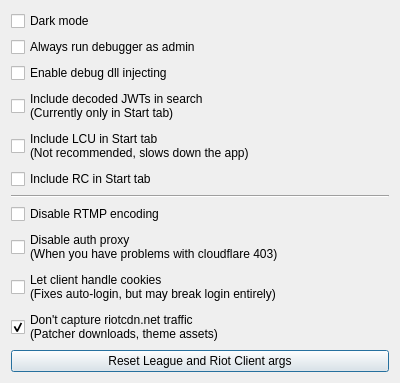
First picture: the form in LeagueClientDebugger/DebuggerOptions.ui, repository KebsCS/LeagueClientDebugger, before the edit.
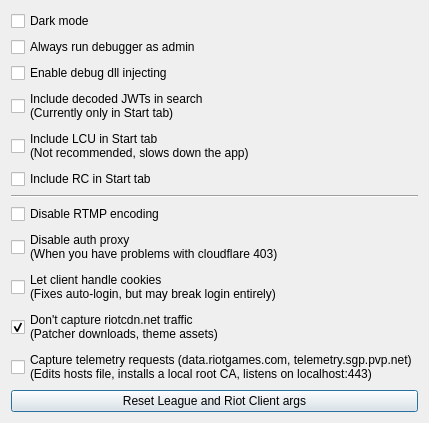
Second picture: the form after the edit.

Commit message: Add capture and decode of telemetry requests

What changed in the file:
```diff
--- a/LeagueClientDebugger/DebuggerOptions.ui
+++ b/LeagueClientDebugger/DebuggerOptions.ui
@@ -110,6 +110,14 @@
        </property>
       </widget>
      </item>
+     <item>
+      <widget class="QCheckBox" name="optionsSniProxy">
+       <property name="text">
+        <string>Capture telemetry requests (data.riotgames.com, telemetry.sgp.pvp.net)
+(Edits hosts file, installs a local root CA, listens on localhost:443)</string>
+       </property>
+      </widget>
+     </item>
      <item>
       <spacer name="spacer">
        <property name="orientation">
```
The commit also changes 9 other files.
